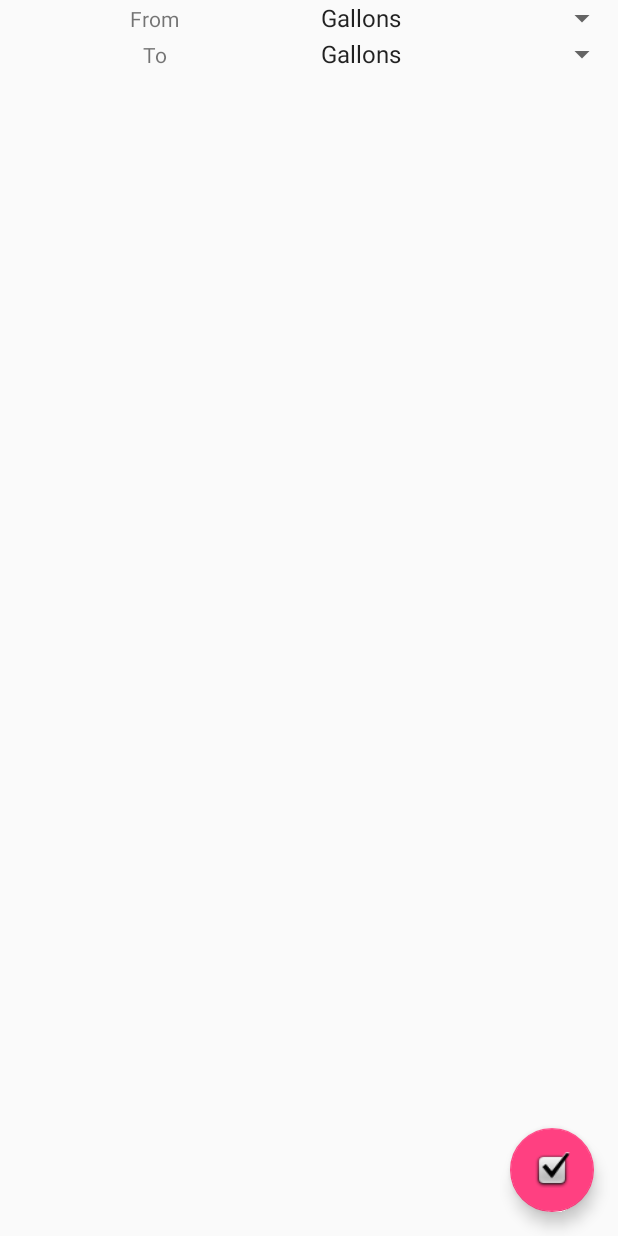
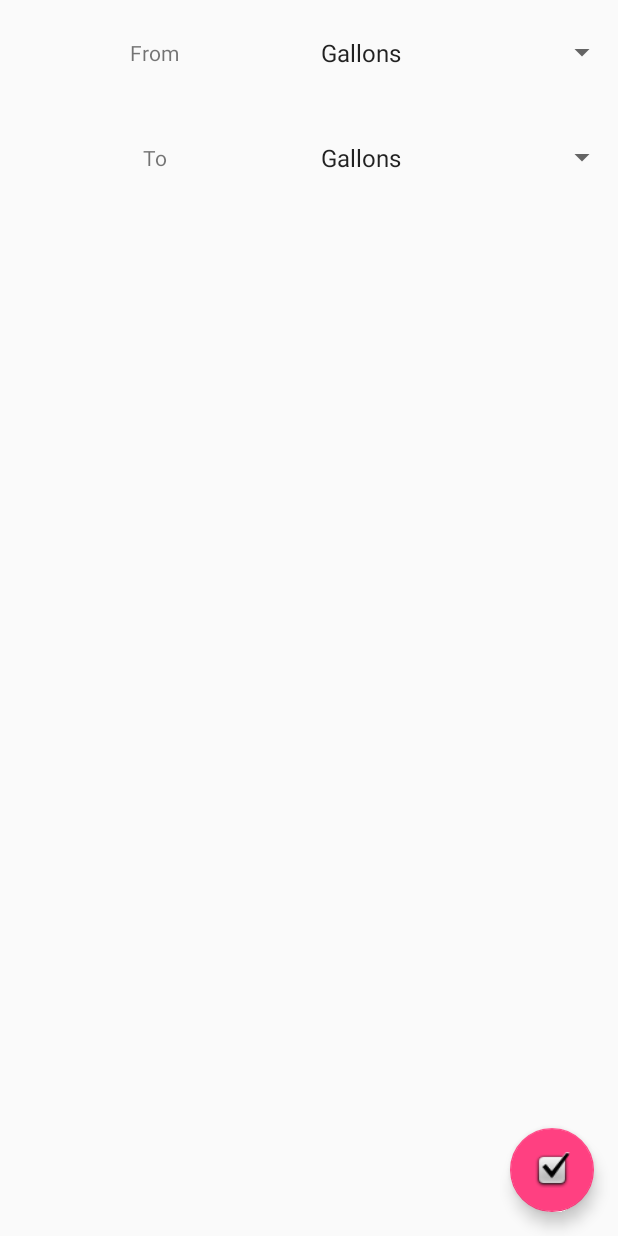
Before and after one commit to mrmattkennedy/CIS-357-HW5, an Android app: the screen it shows after launch (ViceSelectionActivity), in the options menu, after a tap on "Settings", on a phone screen of 412 x 824 dp. Run offline under Robolectric (Android 15) with nearby library versions, the phone set to English and light mode, and no system bars.

Commit message:
Finished adding comments and putting focus change listener in

```diff
--- a/app/src/main/java/cis/gvsu/edu/calculatoapp/InputActivity.java
+++ b/app/src/main/java/cis/gvsu/edu/calculatoapp/InputActivity.java
@@ -2,6 +2,7 @@ package cis.gvsu.edu.calculatoapp;
 //Snackbar makes a notification of some sort at the bottom.
 
 import android.app.Activity;
+import android.content.Context;
 import android.content.Intent;
 import android.support.v7.app.AppCompatActivity;
 import android.os.Bundle;
@@ -9,11 +10,10 @@ import android.util.Log;
 import android.view.Menu;
 import android.view.MenuItem;
 import android.view.View;
+import android.view.inputmethod.InputMethodManager;
 import android.widget.Button;
 import android.widget.EditText;
 import android.widget.TextView;
-
-import edu.gvsu.cis.convcalc.UnitsConverter;
 
 
 /*
@@ -26,15 +26,14 @@ import edu.gvsu.cis.convcalc.UnitsConverter;
 /*
  *  Class that is going to take in and handle any input activity.
  */
-
 public class InputActivity extends AppCompatActivity {
     public static final int VICE_SELECT = 1;
 
     /* Default mode */
     private String selectedMode = "length";
-    /* Text box for conversion */
+    /* Text box for input1 */
     private EditText input1;
-    /* Text box for conversion2 */
+    /* Text box for input2 */
     private EditText input2;
     /*  Unit view */
     private TextView inputUnit1;
@@ -63,12 +62,11 @@ public class InputActivity extends AppCompatActivity {
         calcBtn = findViewById(R.id.calcBtn);
         clearBtn = findViewById(R.id.clearBtn);
         modeBtn = findViewById(R.id.modeBtn);
-
         changeHints();
 
         /* Erasing Other Inputs On Click */
-        input1.setOnFocusChangeListener((View v, boolean b) -> input2.setText(""));
-        input2.setOnFocusChangeListener((View v, boolean b) -> input1.setText(""));
+        input1.setOnFocusChangeListener((View v, boolean b) -> onFocusChange(v, b));
+        input2.setOnFocusChangeListener((View v, boolean b) -> onFocusChange(v, b));
 
         clearBtn.setOnClickListener(v -> clearFields());
         modeBtn.setOnClickListener(v -> swapMode());;
@@ -81,6 +79,14 @@ public class InputActivity extends AppCompatActivity {
         input2.setText("");
     }
 
+    /*
+     * Updates the text hints when called
+     *
+     */
+    private void changeHints() {
+        input1.setHint("Enter " + selectedMode + " in " + inputUnit1.getText());
+        input2.setHint("Enter " + selectedMode + " in " + inputUnit2.getText());
+    }
 
     /*
     * Changes the units and conversions when the mode is changed
@@ -99,54 +105,72 @@ public class InputActivity extends AppCompatActivity {
         }
         changeHints();
         clearFields();
+        modeBtn.requestFocus();
     }
 
-
     /*
-    * Updates the text hints when called
-    *
-    */
-    private void changeHints() {
-        input1.setHint("Enter " + selectedMode + " in " + inputUnit1.getText());
-        input2.setHint("Enter " + selectedMode + " in " + inputUnit2.getText());
-    }
-
+     * Calculates the conversion then sets the input.
+     * Uses if statements to check if either input is empty, then gets the other as the "to" input.
+     * If both empty, do nothing. If neither empty, start with input 1.
+     */
     private void calculate() {
+        //Have to use getText().toString, else the return is a CharSequence, not a String.
         double initVal = 0.0;
         EditText inputToChange = null;
         TextView fromView = null;
         TextView toView = null;
 
+        //If both empty, do nothing.
         if ( input1.getText().toString().equals("") && input2.getText().toString().equals(""))
             return;
 
-//        Log.d("MyApp", input2.getText().toString());
-//        Log.d("MyApp", Boolean.toString(!input1.getText().equals("") && !input2.getText().equals("")));
-        if (input2.getText().toString().equals("") ||
-                (!input1.getText().toString().equals("") && !input2.getText().toString().equals(""))) {
+        //If input2 is empty or both are not empty, use input 1 as starting point.
+        if (input2.getText().toString().equals("") ||(!input1.getText().toString().equals("") && !input2.getText().toString().equals(""))) {
             initVal = Double.parseDouble(input1.getText().toString());
             inputToChange = input2;
             toView = inputUnit2;
             fromView = inputUnit1;
-        }else if (input1.getText().toString().equals("")) {
+        } else if (input1.getText().toString().equals("")) {
             initVal = Double.parseDouble(input2.getText().toString());
             inputToChange = input1;
             fromView = inputUnit2;
             toView = inputUnit1;
         }
 
+        //Call the UnitsConverter.convert method with the init value and whatever units we have.
         if (selectedMode.equals("length")) {
-            inputToChange.setText(Double.toString(edu.gvsu.cis.convcalc.UnitsConverter.convert(
+            inputToChange.setText(Double.toString(UnitsConverter.convert(
                     initVal,
                     UnitsConverter.LengthUnits.valueOf( fromView.getText().toString()),
                     UnitsConverter.LengthUnits.valueOf(toView.getText().toString()))));
         } else {
-            inputToChange.setText(Double.toString(edu.gvsu.cis.convcalc.UnitsConverter.convert(
+            inputToChange.setText(Double.toString(UnitsConverter.convert(
                     initVal,
                     UnitsConverter.VolumeUnits.valueOf( fromView.getText().toString()),
                     UnitsConverter.VolumeUnits.valueOf(toView.getText().toString()))));
         }
+        calcBtn.requestFocus();
     }
+
+    /*
+    * Found here https://stackoverflow.com/questions/15412943/hide-soft-keyboard-on-losing-focus
+    * Interesting issue... it appears that, after selecting an EditText, then clicking a button, the focus is still on the button.
+    * Not sure how to force the focus off of an edit text. However, the logic is still valid; if the view was either EditText,
+    * and they have lost focus, then hide the keyboard. However, never really gets called.
+     */
+    public void onFocusChange(View v, boolean hasFocus) {
+        //Doesn't quite work the way intended.
+        if((v.getId() == input1.getId() || v.getId() == input2.getId()) && !hasFocus) {
+            InputMethodManager imm =  (InputMethodManager) getSystemService(Context.INPUT_METHOD_SERVICE);
+            imm.hideSoftInputFromWindow(v.getWindowToken(), 0);
+        }
+
+        if (v.getId() == input1.getId() && hasFocus)
+            input2.setText("");
+        else if (v.getId() == input2.getId() && hasFocus)
+            input1.setText("");
+    }
+
     /*
      * Creates the main menu and puts the settings menu resource file in.
      */
@@ -168,7 +192,6 @@ public class InputActivity extends AppCompatActivity {
         return true;
     }
 
-
     /*
      * When the intent is done, this is called when it comes.
      */
--- a/app/src/main/java/cis/gvsu/edu/calculatoapp/UnitsConverter.java
+++ b/app/src/main/java/cis/gvsu/edu/calculatoapp/UnitsConverter.java
@@ -6,7 +6,7 @@
  @version $Revision: 1.0 $ $Date: 2018/10/01 22:15:25 $
  **/
 
-package edu.gvsu.cis.convcalc;
+package cis.gvsu.edu.calculatoapp;
 
 import java.util.HashMap;
 
--- a/app/src/main/java/cis/gvsu/edu/calculatoapp/ViceSelectionActivity.java
+++ b/app/src/main/java/cis/gvsu/edu/calculatoapp/ViceSelectionActivity.java
@@ -18,9 +18,6 @@ import java.util.List;
  *
  */
 
-
-
-import edu.gvsu.cis.convcalc.UnitsConverter;
 /*
  * Main function of the class is to implements 'spinners', or choices for users to select
  * when attempting to use the conversion app
--- a/app/src/main/res/layout/activity_input.xml
+++ b/app/src/main/res/layout/activity_input.xml
@@ -19,7 +19,7 @@
             android:layout_weight="0"
             android:ems="10"
             android:hint="Enter a number"
-            android:inputType="numberDecimal" />
+            android:inputType="numberSigned|numberDecimal" />
 
         <TextView
             android:id="@+id/inputUnit1"
@@ -42,7 +42,7 @@
             android:layout_weight="0"
             android:ems="10"
             android:hint="Enter a number"
-            android:inputType="numberDecimal" />
+            android:inputType="numberSigned|numberDecimal" />
 
         <TextView
             android:id="@+id/inputUnit2"
--- a/app/src/main/res/layout/activity_vice_selection.xml
+++ b/app/src/main/res/layout/activity_vice_selection.xml
@@ -9,13 +9,13 @@
 
     <LinearLayout
         android:layout_width="match_parent"
-        android:layout_height="wrap_content"
+        android:layout_height="70dp"
         android:orientation="horizontal">
 
         <TextView
             android:id="@+id/fromText"
             android:layout_width="match_parent"
-            android:layout_height="wrap_content"
+            android:layout_height="match_parent"
             android:layout_weight="1"
             android:gravity="center"
             android:text="From" />
@@ -23,19 +23,19 @@
         <Spinner
             android:id="@+id/inputSpinner1"
             android:layout_width="match_parent"
-            android:layout_height="wrap_content"
+            android:layout_height="match_parent"
             android:layout_weight="1" />
     </LinearLayout>
 
     <LinearLayout
         android:layout_width="match_parent"
-        android:layout_height="wrap_content"
+        android:layout_height="70dp"
         android:orientation="horizontal">
 
         <TextView
             android:id="@+id/toText"
             android:layout_width="match_parent"
-            android:layout_height="wrap_content"
+            android:layout_height="match_parent"
             android:layout_weight="1"
             android:gravity="center"
             android:text="To" />
@@ -43,7 +43,7 @@
         <Spinner
             android:id="@+id/inputSpinner2"
             android:layout_width="match_parent"
-            android:layout_height="wrap_content"
+            android:layout_height="match_parent"
             android:layout_weight="1" />
     </LinearLayout>
 
```
